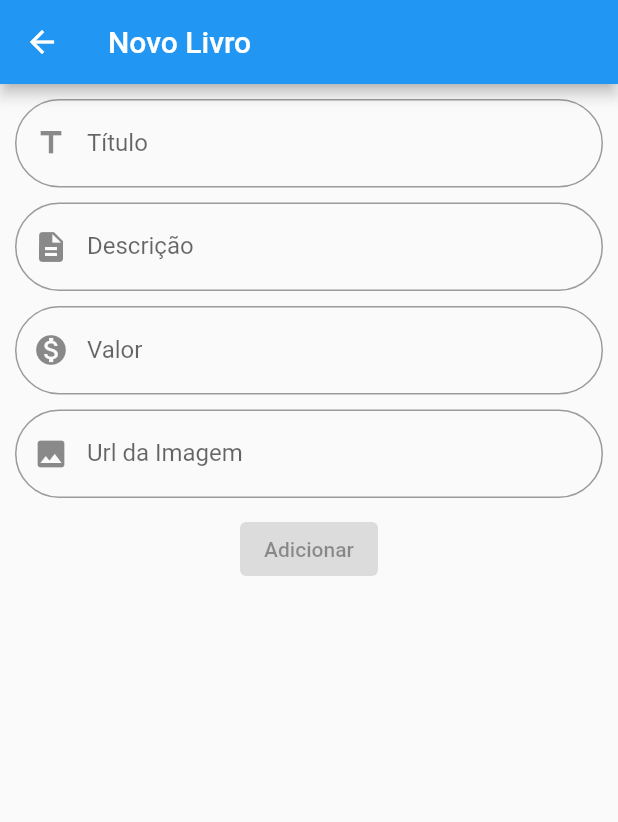
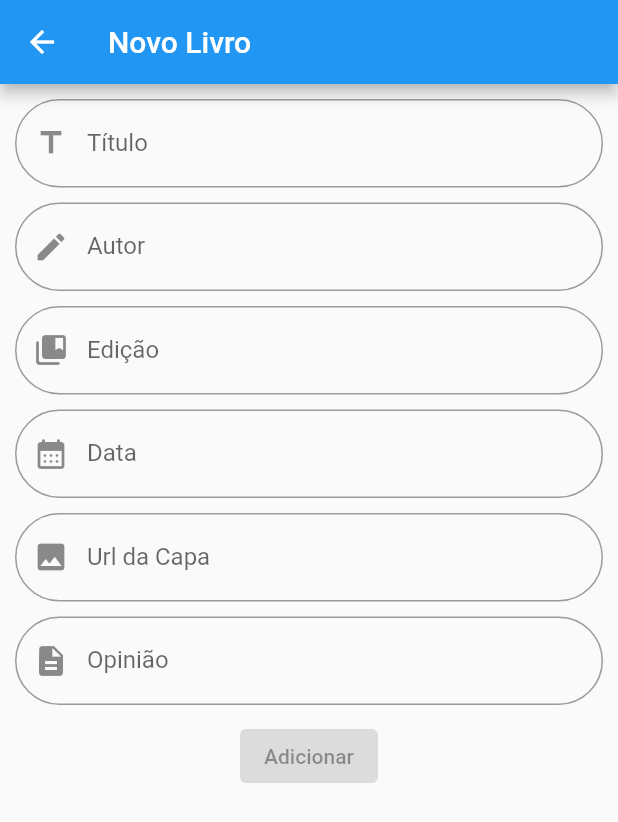
Before and after one commit to MatheusCarneiro/tati-atividade-15-matheus-thayna, a Flutter app: the AdicionarLivro screen opened by its route, on a phone screen of 412 x 824 dp. Shown: the top 822 px of the screen. Run offline on Flutter 3.47's test engine with Material 2 defaults, Android fonts, the light colour scheme and no system bars; our stand-ins replace badges, validators; accounts and stored records are empty; network calls fail.

Commit message:
Novas variáveis do livro adicionadas

```diff
--- a/atividade_15/lib/controllers/adicionar_Livro_controler.dart
+++ b/atividade_15/lib/controllers/adicionar_Livro_controler.dart
@@ -5,18 +5,22 @@ import '../utils/enums.dart';
 
 class AdicionarLivroControler with ChangeNotifier {
   String _titulo = "";
-  String _descricao = "";
-  double _valor = 0.0;
-  String _urlImagem = "";
+  String _autor = "";
+  String _edicao = "";
+  String _dataLeitura = "";
+  String _urlCapa = "";
+  String _opiniao = "";
 
   final LivroRepository _repositorio;
 
   AdicionarLivroControler(this._repositorio);
 
   String get titulo => _titulo;
-  String get descricao => _descricao;
-  double get valor => _valor;
-  String get urlImagem => _urlImagem;
+  String get autor => _autor;
+  String get edicao => _edicao;
+  String get dataLeitura => _dataLeitura;
+  String get urlImagem => _urlCapa;
+  String get opiniao => _opiniao;
 
   Status _status = Status.idle;
 
@@ -24,9 +28,11 @@ class AdicionarLivroControler with ChangeNotifier {
 
   bool get isValid {
     return validarTitulo(_titulo) == null &&
-        validarDescricao(_descricao) == null &&
-        validarValor(_valor.toString()) == null &&
-        validarUrl(_urlImagem) == null;
+        validarAutor(_autor) == null &&
+        validarUrl(_urlCapa) == null &&
+        validarEdicao(_edicao) == null &&
+        validarData(_dataLeitura) == null &&
+        validarOpiniao(_opiniao) == null;
   }
 
   String? validarTitulo(String? val) {
@@ -39,23 +45,32 @@ class AdicionarLivroControler with ChangeNotifier {
     return null;
   }
 
-  String? validarDescricao(String? val) {}
+  String? validarAutor(String? val) {
+    if (val == null || val.isEmpty) {
+      return "O nome do autor não pode estar vazio";
+    }
+    return null;
+  }
 
-  String? validarValor(String? val) {
+  String? validarEdicao(String? val) {
     if (val == null || val.isEmpty) {
-      return "O valor não pode ser vazio";
+      return "A edição não pode estar vazia";
     }
-    double? v = double.tryParse(val);
-    if (v == null) {
-      return "Valor inválido";
-    }
-    if (v <= 0) {
-      return "O valor deve ser maior que 0";
+    return null;
+  }
+
+  String? validarData(String? val) {
+    if (val == null || val.isEmpty) {
+      return "A data não pode estar vazia";
+    } else if (val.length < 10) {
+      return "A data está no formato errado. Formato: DD/MM/AAAA";
     }
     return null;
   }
 
   String? validarUrl(String? val) {}
+
+  String? validarOpiniao(String? val) {}
 
   setTitulo(String val) {
     _titulo = val;
@@ -63,18 +78,28 @@ class AdicionarLivroControler with ChangeNotifier {
     notifyListeners();
   }
 
-  setDescricao(String val) {
-    _descricao = val;
+  setAutor(String val) {
+    _autor = val;
     notifyListeners();
   }
 
-  setValor(double val) {
-    _valor = val;
+  setEdicao(String val) {
+    _edicao = val;
+    notifyListeners();
+  }
+
+  setData(String val) {
+    _dataLeitura = val;
     notifyListeners();
   }
 
   setUrl(String val) {
-    _urlImagem = val;
+    _urlCapa = val;
+    notifyListeners();
+  }
+
+  setOpiniao(String val) {
+    _opiniao = val;
     notifyListeners();
   }
 
@@ -85,11 +110,7 @@ class AdicionarLivroControler with ChangeNotifier {
     notifyListeners();
 
     final resp = await _repositorio.adicionar(
-      _titulo,
-      _descricao,
-      _valor,
-      _urlImagem,
-    );
+        _titulo, _autor, _edicao, _dataLeitura, _urlCapa, _opiniao);
 
     _status = Status.done;
     notifyListeners();
--- a/atividade_15/lib/models/livro.dart
+++ b/atividade_15/lib/models/livro.dart
@@ -3,48 +3,58 @@ import 'package:flutter/material.dart';
 class Livro with ChangeNotifier {
   final String id;
   final String titulo;
-  final String descricao;
-  final String urlImagem;
-  final double valor;
+  final String autor;
+  final String edicao;
+  final String dataLeitura;
+  final String urlCapa;
+  final String opiniao;
 
   Livro({
     required this.id,
+    required this.dataLeitura,
     required this.titulo,
-    required this.descricao,
-    required this.valor,
-    required this.urlImagem,
+    required this.autor,
+    required this.edicao,
+    required this.urlCapa,
+    required this.opiniao,
   });
 
   Map<String, dynamic> toJson() {
     return {
       'id': id,
+      'dataLeitura': dataLeitura,
       'titulo': titulo,
-      'descricao': descricao,
-      'urlImagem': urlImagem,
-      'valor': valor,
+      'autor': autor,
+      'edicao': edicao,
+      'urlCapa': urlCapa,
+      'opiniao': opiniao
     };
   }
 
   factory Livro.fromJson(Map<String, dynamic> data) => Livro(
-        id: data['id'],
-        titulo: data['titulo'],
-        descricao: data['descricao'],
-        urlImagem: data['urlImagem'],
-        valor: data['valor'],
-      );
+      id: data['id'],
+      titulo: data['titulo'],
+      autor: data['autor'],
+      edicao: data['edicao'],
+      dataLeitura: data['dataLeitura'],
+      urlCapa: data['urlCapa'],
+      opiniao: data['opiniao']);
 
   Livro copyWith(
       {String? id,
       String? titulo,
-      String? descricao,
-      String? urlImagem,
-      double? valor}) {
+      String? autor,
+      String? urlCapa,
+      String? edicao,
+      String? dataLeitura,
+      String? opiniao}) {
     return Livro(
-      id: id ?? this.id,
-      titulo: titulo ?? this.titulo,
-      descricao: descricao ?? this.descricao,
-      urlImagem: urlImagem ?? this.urlImagem,
-      valor: valor ?? this.valor,
-    );
+        id: id ?? this.id,
+        titulo: titulo ?? this.titulo,
+        autor: autor ?? this.autor,
+        urlCapa: urlCapa ?? this.urlCapa,
+        edicao: edicao ?? this.edicao,
+        dataLeitura: dataLeitura ?? this.dataLeitura,
+        opiniao: opiniao ?? this.opiniao);
   }
 }
--- a/atividade_15/lib/pages/adicionar_livro.dart
+++ b/atividade_15/lib/pages/adicionar_livro.dart
@@ -29,26 +29,32 @@ class AdicionarLivro extends StatelessWidget {
             ),
             SizedBox(height: 10),
             _CustomTextFormField(
-              label: "Descrição",
-              hint: "Digite uma descrição",
-              icon: Icon(Icons.description),
-              validator: _controller.validarDescricao,
-              onChanged: (p0) => _controller.setDescricao(p0 ?? ""),
+              label: "Autor",
+              hint: "Digite o nome do autor",
+              icon: Icon(Icons.create_rounded),
+              validator: _controller.validarAutor,
+              onChanged: (p0) => _controller.setAutor(p0 ?? ""),
             ),
             SizedBox(height: 10),
             _CustomTextFormField(
-              label: "Valor",
-              hint: "Digite um valor em R\$",
-              icon: Icon(Icons.monetization_on),
-              validator: _controller.validarValor,
-              onChanged: (p0) => _controller.setValor(
-                double.tryParse(p0 ?? "") ?? 0,
-              ),
+              label: "Edição",
+              hint: "Digite a edição do livro",
+              icon: Icon(Icons.collections_bookmark_rounded),
+              validator: _controller.validarEdicao,
+              onChanged: (p0) => _controller.setEdicao(p0 ?? ""),
             ),
             SizedBox(height: 10),
             _CustomTextFormField(
-              label: "Url da Imagem",
-              hint: "Digite o endereço de uma imagem na internet",
+              label: "Data",
+              hint: "DD/MM/AAAA",
+              icon: Icon(Icons.calendar_month_rounded),
+              validator: _controller.validarData,
+              onChanged: (p0) => _controller.setData(p0 ?? ""),
+            ),
+            SizedBox(height: 10),
+            _CustomTextFormField(
+              label: "Url da Capa",
+              hint: "Digite o endereço da imagem da capa na internet",
               icon: Icon(Icons.image),
               validator: _controller.validarUrl,
               onChanged: (p0) => _controller.setUrl(p0 ?? ""),
@@ -56,6 +62,14 @@ class AdicionarLivro extends StatelessWidget {
             SizedBox(
               height: 10,
             ),
+            _CustomTextFormField(
+              label: "Opinião",
+              hint: "Escreva sua opinião sobre o livro",
+              icon: Icon(Icons.description),
+              validator: _controller.validarOpiniao,
+              onChanged: (p0) => _controller.setOpiniao(p0 ?? ""),
+            ),
+            SizedBox(height: 10),
             AnimatedBuilder(
               animation: _controller,
               builder: (context, child) => Stack(
--- a/atividade_15/lib/pages/detalhes_livro.dart
+++ b/atividade_15/lib/pages/detalhes_livro.dart
@@ -25,9 +25,8 @@ class DetalhesLivro extends StatelessWidget {
       body: Container(
         child: Column(
           children: [
-            Image.network(livro.urlImagem),
+            Image.network(livro.urlCapa),
             Text(livro.titulo),
-            Text("R\$ ${livro.valor}"),
           ],
         ),
       ),
--- a/atividade_15/lib/pages/lista_livros.dart
+++ b/atividade_15/lib/pages/lista_livros.dart
@@ -43,7 +43,7 @@ class ListaLivros extends StatelessWidget {
                   leading: SizedBox(
                     height: 50,
                     width: 50,
-                    child: Image.network(livro.urlImagem),
+                    child: Image.network(livro.urlCapa),
                   ),
                   title: Text(livro.titulo)),
             ),
--- a/atividade_15/lib/repositories/livro_repository.dart
+++ b/atividade_15/lib/repositories/livro_repository.dart
@@ -123,19 +123,20 @@ class LivroRepository with ChangeNotifier {
   ///Cria um Livro, envia para o _saveRemote e
   ///processa o resultado.
   ///
-  Future<String?> adicionar(
-      String titulo, String descricao, double valor, String urlImagem) async {
+  Future<String?> adicionar(String titulo, String autor, String edicao,
+      String dataLeitura, String urlCapa, String opiniao) async {
     //Indica que está processando
     _status = Status.working;
     notifyListeners();
 
     final livro = Livro(
-      id: '',
-      titulo: titulo,
-      descricao: descricao,
-      urlImagem: urlImagem,
-      valor: valor,
-    );
+        id: '',
+        titulo: titulo,
+        autor: autor,
+        edicao: edicao,
+        dataLeitura: dataLeitura,
+        urlCapa: urlCapa,
+        opiniao: opiniao);
 
     final result = await _saveRemote(livro);
 
```
Also changed, not shown: atividade_15/lib/widgets/livro_grade_item.dart (+10 -6 lines).
